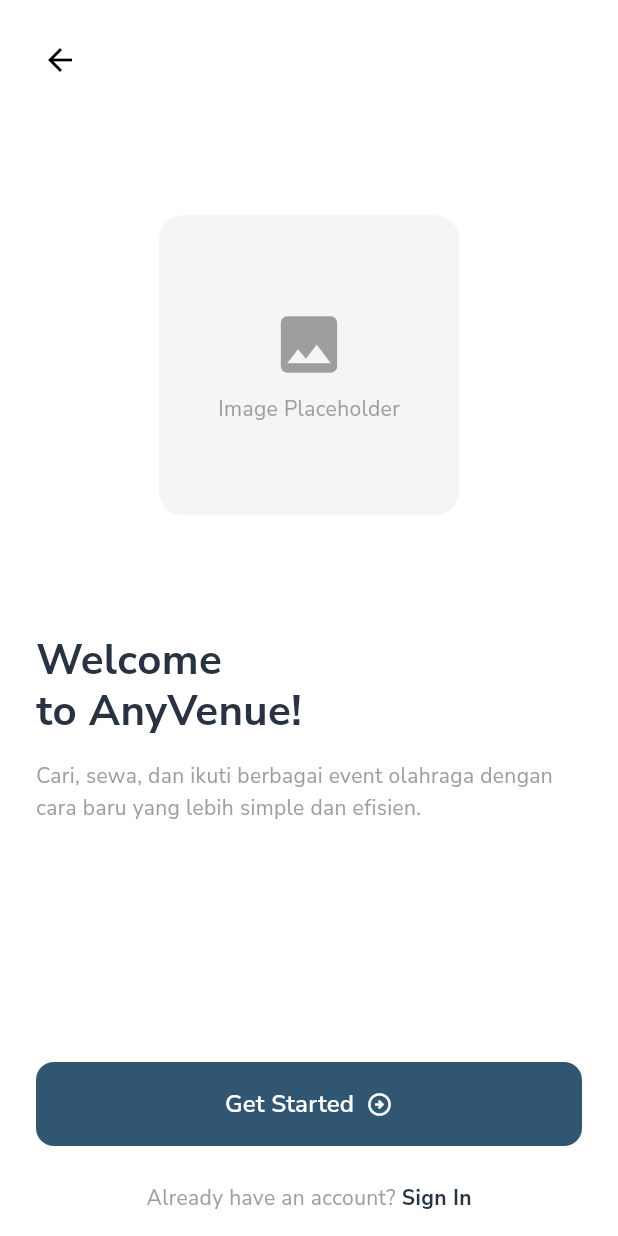
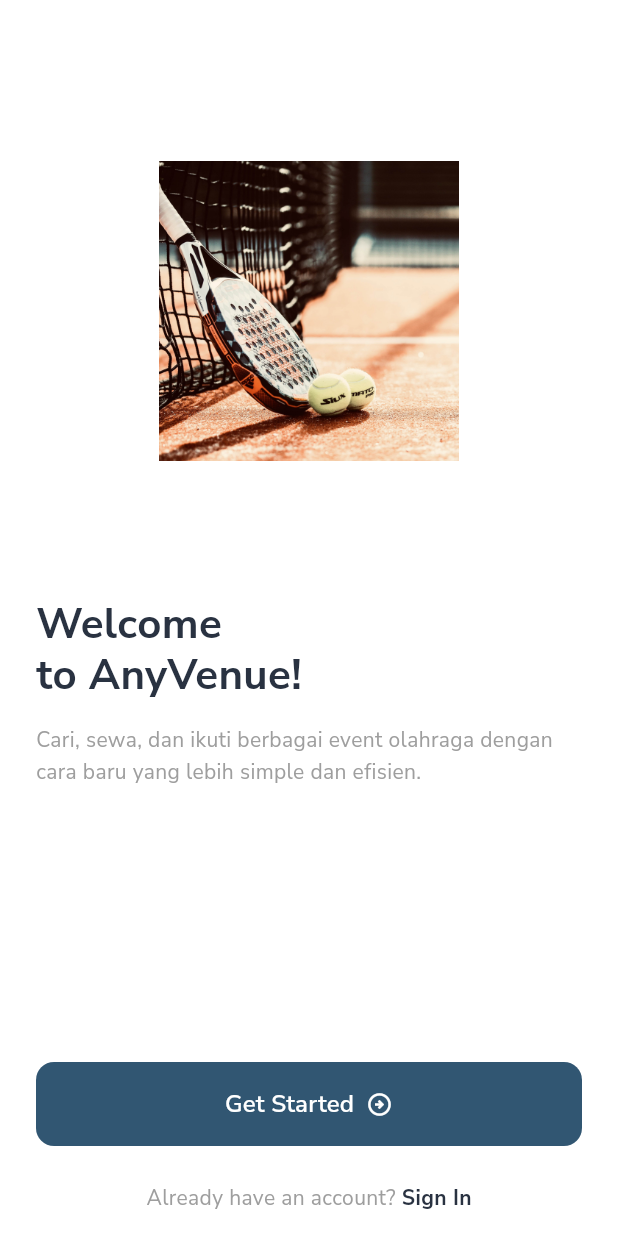
Before and after one commit to pbp-kelompok-b10/any-venue-mobile, a Flutter app: the screen it shows after launch, on a phone screen of 412 x 824 dp. Run offline on Flutter 3.47's test engine with Material 3 defaults, Android fonts, the phone set to English and light mode, and no system bars; our stand-ins replace google_fonts; missing offline and left inert: pbp_django_auth.

Commit message:
add images to splash & welcome screen

```diff
--- a/lib/screens/welcome_screen.dart
+++ b/lib/screens/welcome_screen.dart
@@ -17,35 +17,25 @@
           child: Column(
             crossAxisAlignment: CrossAxisAlignment.start, // Rata kiri
             children: [
-              // 1. Tombol Back (Panah Kiri) di pojok atas
-              IconButton(
-                onPressed: () {
-                  // Aksi kalau ditekan, misal: Navigator.pop(context);
-                },
-                icon: const Icon(Icons.arrow_back, color: Colors.black),
-                padding: EdgeInsets.zero,
-                alignment: Alignment.centerLeft,
-              ),
+              // // 1. Tombol Back (Panah Kiri) di pojok atas
+              // IconButton(
+              //   onPressed: () {
+              //     // Aksi kalau ditekan, misal: Navigator.pop(context);
+              //   },
+              //   icon: const Icon(Icons.arrow_back, color: Colors.black),
+              //   padding: EdgeInsets.zero,
+              //   alignment: Alignment.centerLeft,
+              // ),
 
               const Spacer(flex: 1), // Pendorong spasi fleksibel
 
               // 2. Gambar Placeholder
               Center(
-                child: Container(
+                child: Image.asset(
+                  'assets/images/header1.jpg',
                   height: 200,
                   width: 200,
-                  decoration: BoxDecoration(
-                    color: Colors.grey[100], // Warna abu-abu pudar
-                    borderRadius: BorderRadius.circular(16),
-                  ),
-                  child: Column(
-                    mainAxisAlignment: MainAxisAlignment.center,
-                    children: const [
-                      Icon(Icons.image, size: 50, color: Colors.grey),
-                      SizedBox(height: 8),
-                      Text("Image Placeholder", style: TextStyle(color: Colors.grey)),
-                    ],
-                  ),
+                  fit: BoxFit.contain,
                 ),
               ),
 
--- a/pubspec.yaml
+++ b/pubspec.yaml
@@ -65,6 +65,11 @@
   #   - images/a_dot_burr.jpeg
   #   - images/a_dot_ham.jpeg
 
+  assets:
+      - assets/images/logo_light.png
+      - assets/images/logo_dark.png
+      - assets/images/header1.jpg
+
   # An image asset can refer to one or more resolution-specific "variants", see
   # https://flutter.dev/to/resolution-aware-images
 
```
